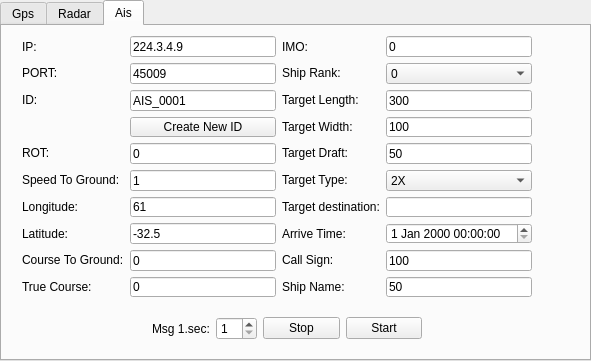
Above: src/mainWin.ui from zhoutk/udpTools before the change. Below: the same form after it.
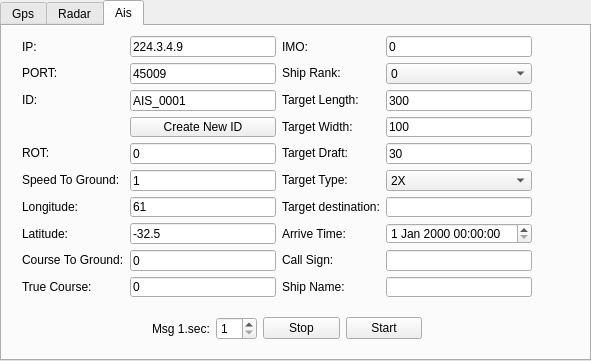
That is the form after the change. The open tabs and pages were chosen to show the change.

Commit message: ais static ok.

```diff
--- a/src/mainWin.ui
+++ b/src/mainWin.ui
@@ -1076,7 +1076,7 @@
         <item>
          <widget class="QLineEdit" name="aisTargetDraft">
           <property name="text">
-           <string>50</string>
+           <string>30</string>
           </property>
          </widget>
         </item>
@@ -1207,14 +1207,14 @@
         <item>
          <widget class="QLineEdit" name="aisCallSign">
           <property name="text">
-           <string>100</string>
+           <string/>
           </property>
          </widget>
         </item>
         <item>
          <widget class="QLineEdit" name="aisShipName">
           <property name="text">
-           <string>50</string>
+           <string/>
           </property>
          </widget>
         </item>
```
The commit also changes 1 other file.
